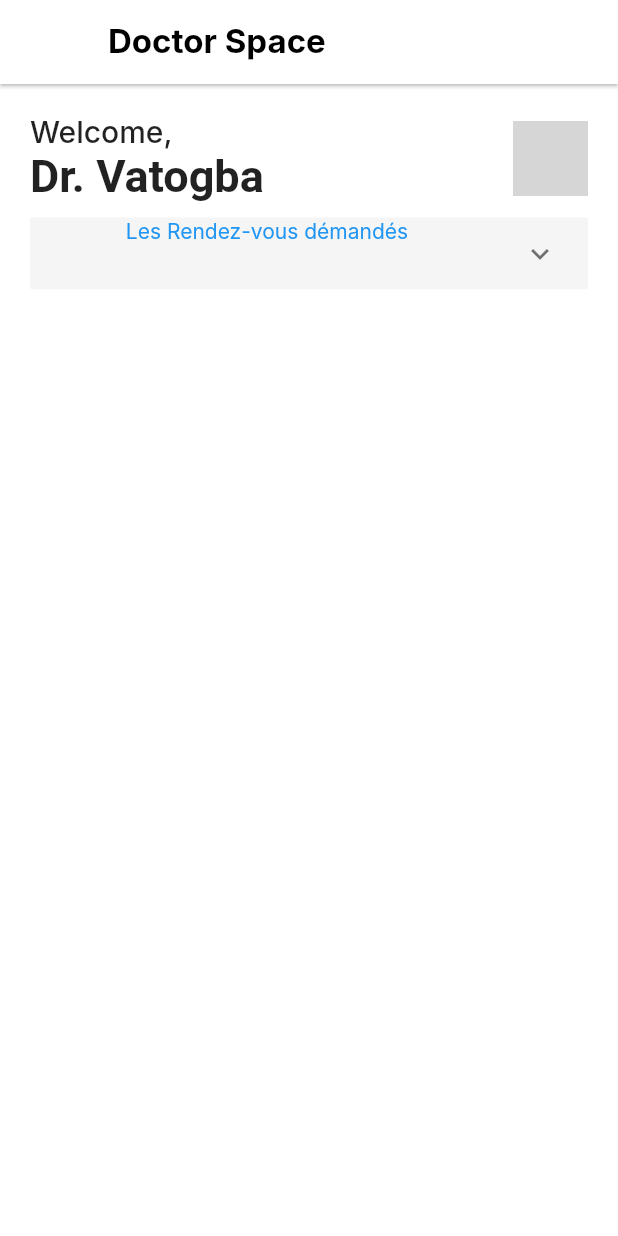
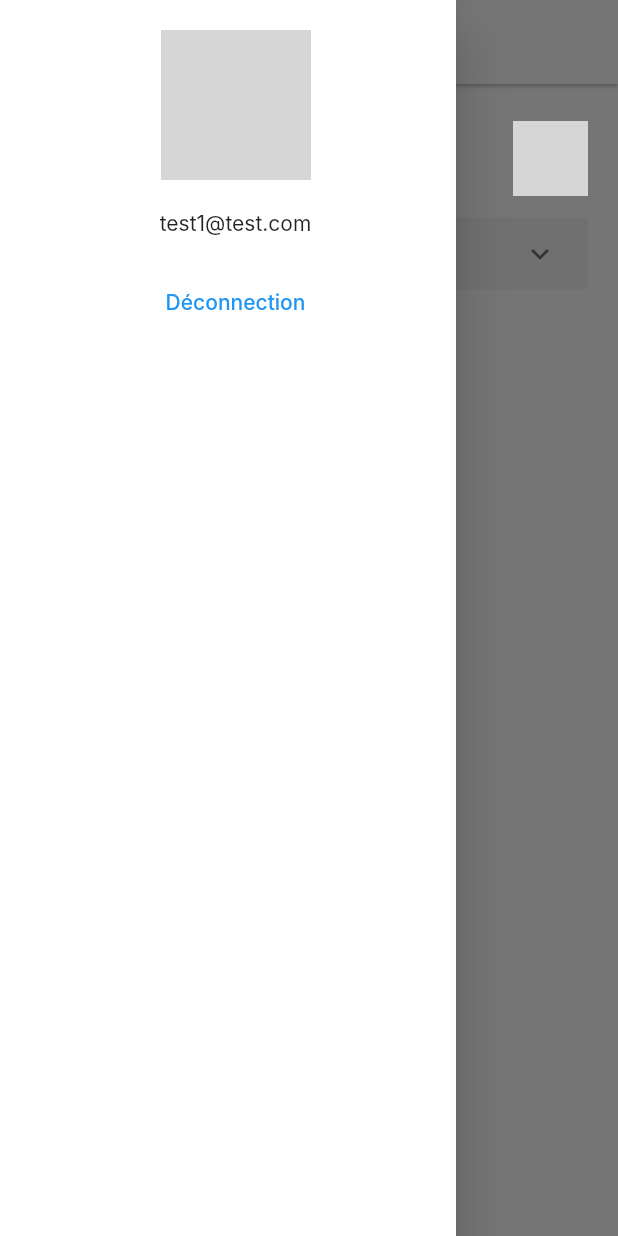
Before and after one commit to MisterPerfect007/sante_flutter, a Flutter app: the DoctorSpace screen opened directly, with the side drawer open (before the commit the screen has no drawer), on a phone screen of 412 x 824 dp. Run offline on Flutter 3.47's test engine with Material 2 defaults, Android fonts, the phone set to English and light mode, and no system bars; our stand-ins replace cloud_firestore, dartz, email_validator, firebase_auth, firebase_core, firebase_storage and 4 more; accounts and stored records are empty; Roboto replaces fonts that are missing (Dongle, Inter); grey boxes are pictures that could not be loaded.

```diff
--- a/lib/controllers/categories_controller.dart
+++ b/lib/controllers/categories_controller.dart
@@ -10,7 +10,10 @@ class CategoriesController extends GetxController {
   RxString signupPhotoDoctor = ''.obs;
   RxString signupPhotoPatient = ''.obs;
 
-  setSignupPhotoDoctor(photoUrl) => signupPhotoDoctor.value = photoUrl;
+  setSignupPhotoDoctor(photoUrl) {
+    signupPhotoDoctor.value = photoUrl;
+    print(photoUrl);
+  }
 
   setSignupPhoto(photoUrl) => signupPhotoDoctor.value = photoUrl;
 
--- a/lib/screens/doctor/doctor.dart
+++ b/lib/screens/doctor/doctor.dart
@@ -1,4 +1,7 @@
+import 'package:firebase_auth/firebase_auth.dart';
 import 'package:flutter/material.dart';
+
+import '../../services/auth/auth.dart';
 
 class DoctorSpace extends StatefulWidget {
   const DoctorSpace({Key? key}) : super(key: key);
@@ -12,7 +15,18 @@ class _DoctorSpaceState extends State<DoctorSpace> {
   @override
   Widget build(BuildContext context) {
     return Scaffold(
+      drawer: buildDrawer(),
       appBar: AppBar(
+        leading: Builder(
+            builder: (context) => GestureDetector(
+              onTap: () => Scaffold.of(context).openDrawer(),
+              child: const Icon(
+                Icons.menu,
+                color: Colors.black87,
+                size: 30,
+              ),
+            ),
+          ),
         elevation: 1,
         backgroundColor: Colors.white,
         title: const Text(
@@ -62,6 +76,35 @@ class _DoctorSpaceState extends State<DoctorSpace> {
       ),
     );
   }
+  Drawer buildDrawer() {
+    final auth = Auth(FirebaseAuth.instance);
+    return Drawer(
+      child: SafeArea(
+        child: Container(
+          padding: const EdgeInsets.only(left: 10, top: 20),
+          color: Colors.white,
+          child: Column(
+            children: [
+              Container(
+                height: 100,
+                width: 100,
+                decoration: const BoxDecoration(
+                    borderRadius: BorderRadius.all(Radius.circular(50)),
+                    image: DecorationImage(
+                        image: ExactAssetImage('assets/default-avatar.png'))),
+              ),
+              const SizedBox(height: 20,),
+              const Text("test1@test.com"),
+              const SizedBox(height: 20,),
+              TextButton(onPressed: (){
+                auth.signOut;
+              }, child: const Text("Déconnection"))
+            ],
+          ),
+        ),
+      ),
+    );
+  }
 }
 
 class DoctorSpaceHeader extends StatelessWidget {
--- a/pubspec.yaml
+++ b/pubspec.yaml
@@ -49,6 +49,7 @@ dependencies:
   dartz: ^0.10.1
 
   fluttertoast: ^8.0.9
+  firebase_storage: ^10.3.7
 
 dev_dependencies:
   flutter_test:
```
Also changed, not shown: lib/features/login/screen.dart (+17 -12 lines), lib/features/login/utils.dart (+27 -16 lines), lib/features/signup/screen_doctor.dart (+90 -30 lines), lib/features/signup/screen_patient.dart (+7 -6 lines), lib/features/signup/utils.dart (added, +17 -0 lines), lib/main.dart (+23 -4 lines), pubspec.lock.
